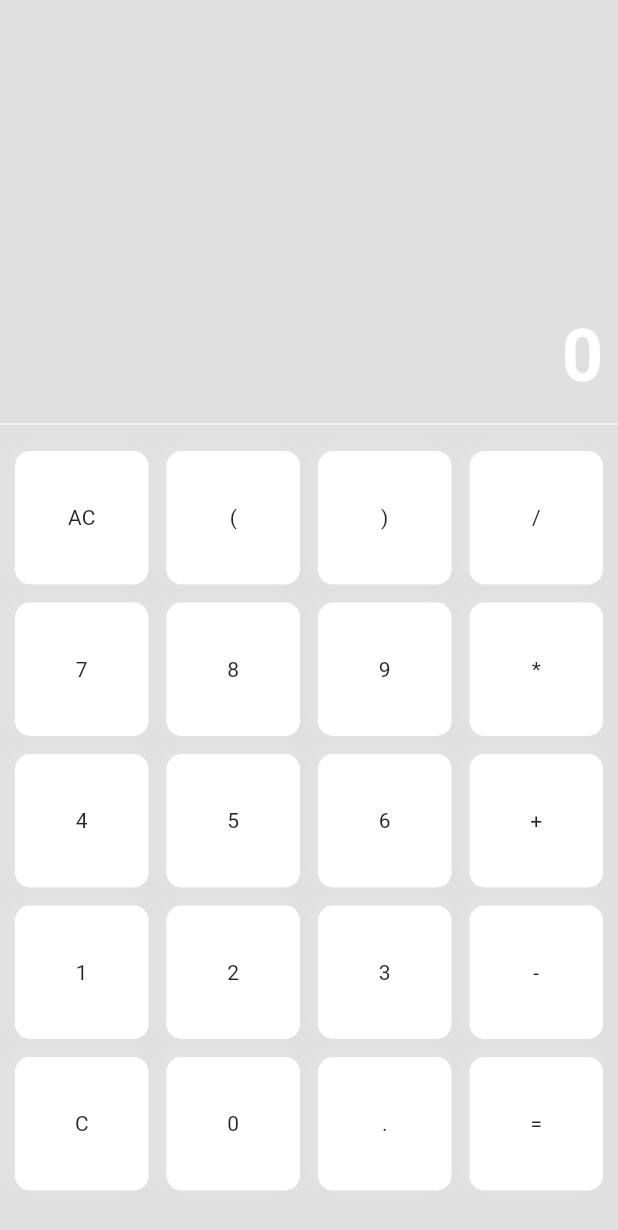
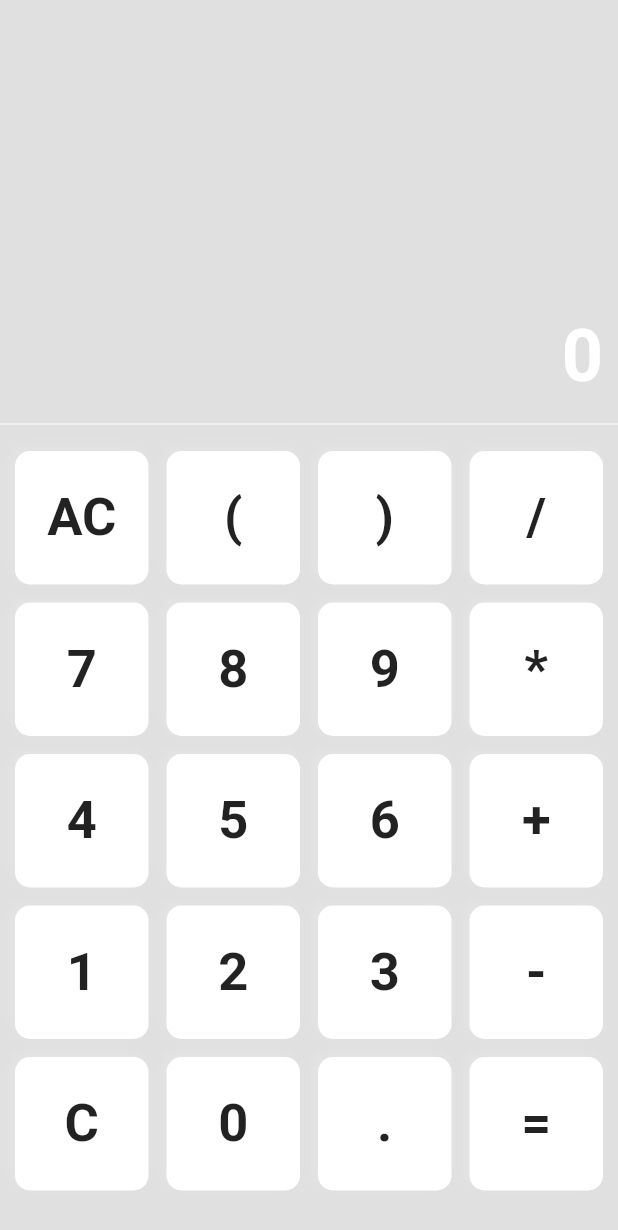
Before and after one commit to NormanRomero06/Calculadora-Flutter, a Flutter app: the screen it shows after launch, on a phone screen of 412 x 824 dp. Shown: the top 1230 px of the screen. Run offline on Flutter 3.47's test engine with Material 2 defaults, Android fonts, the phone set to English and light mode, and no system bars.

Commit message:
Cuadriculas pintadas

```diff
--- a/lib/presentation/Screen/calculator_screen.dart
+++ b/lib/presentation/Screen/calculator_screen.dart
@@ -96,7 +96,12 @@ child: Ink(
     ],
   ),
   child: Center(
-    child: Text(text),
+    child: Text(text,
+    style: TextStyle(
+      fontSize: 35,
+      fontWeight: FontWeight.bold,
+    ),
+    ),
   ),
 ),
 );
```
